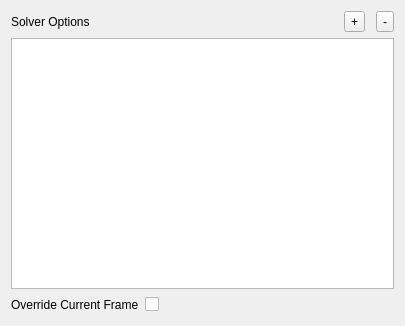
david-cattermole/mayaMatchMoveSolver, file python/mmSolver/tools/solver/widget/solver_legacy_widget.ui: the form before one commit.
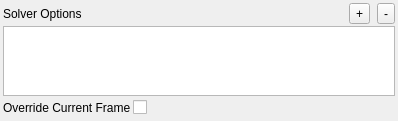
The form after the commit.

Patch:
```diff
--- a/python/mmSolver/tools/solver/widget/solver_legacy_widget.ui
+++ b/python/mmSolver/tools/solver/widget/solver_legacy_widget.ui
@@ -6,14 +6,29 @@
    <rect>
     <x>0</x>
     <y>0</y>
-    <width>405</width>
-    <height>326</height>
+    <width>398</width>
+    <height>113</height>
    </rect>
   </property>
   <property name="windowTitle">
    <string>Form</string>
   </property>
-  <layout class="QVBoxLayout" name="verticalLayout" stretch="0,0,0">
+  <layout class="QVBoxLayout" name="verticalLayout" stretch="0,1,0">
+   <property name="spacing">
+    <number>2</number>
+   </property>
+   <property name="leftMargin">
+    <number>3</number>
+   </property>
+   <property name="topMargin">
+    <number>3</number>
+   </property>
+   <property name="rightMargin">
+    <number>3</number>
+   </property>
+   <property name="bottomMargin">
+    <number>3</number>
+   </property>
    <item>
     <layout class="QHBoxLayout" name="solverTop_layout">
      <item>
@@ -69,8 +84,6 @@
     </layout>
    </item>
    <item>
-    <layout class="QVBoxLayout" name="solver_layout">
-     <item>
       <widget class="QTableView" name="tableView">
        <property name="sizePolicy">
         <sizepolicy hsizetype="Preferred" vsizetype="Preferred">
@@ -78,15 +91,7 @@
          <verstretch>0</verstretch>
         </sizepolicy>
        </property>
-       <property name="maximumSize">
-        <size>
-         <width>16777215</width>
-         <height>16777215</height>
-        </size>
-       </property>
-      </widget>
-     </item>
-    </layout>
+    </widget>
    </item>
    <item>
     <layout class="QHBoxLayout" name="solverOverrides_layout">
```
Lines whose indentation alone changed are shown as unchanged.
